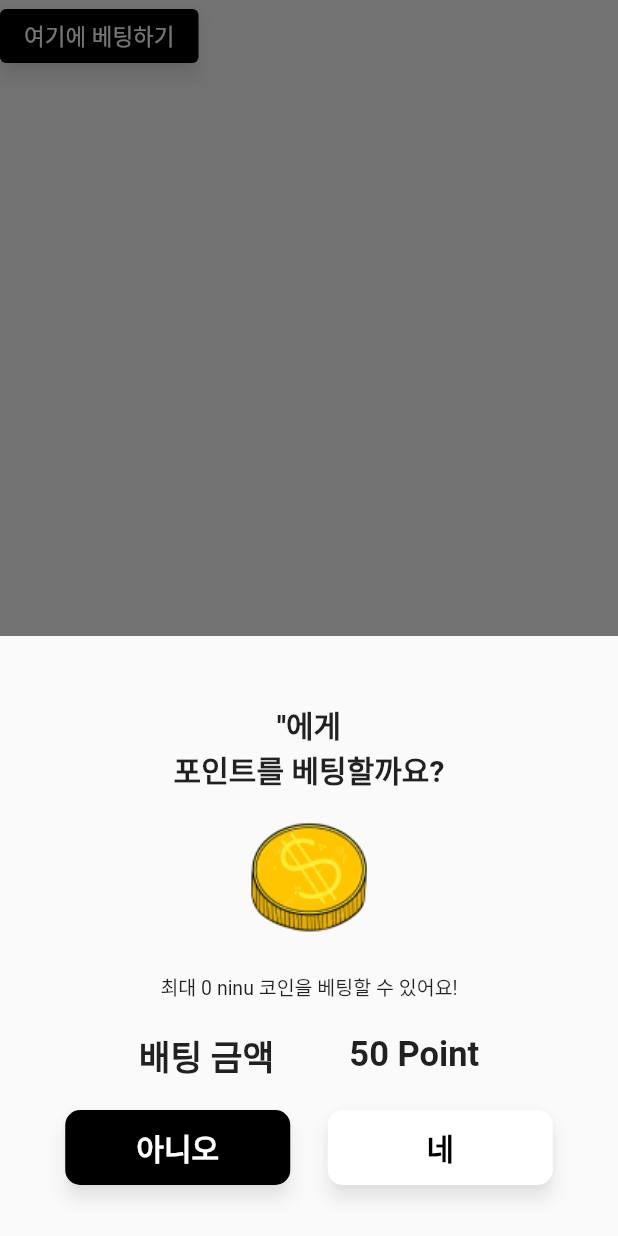
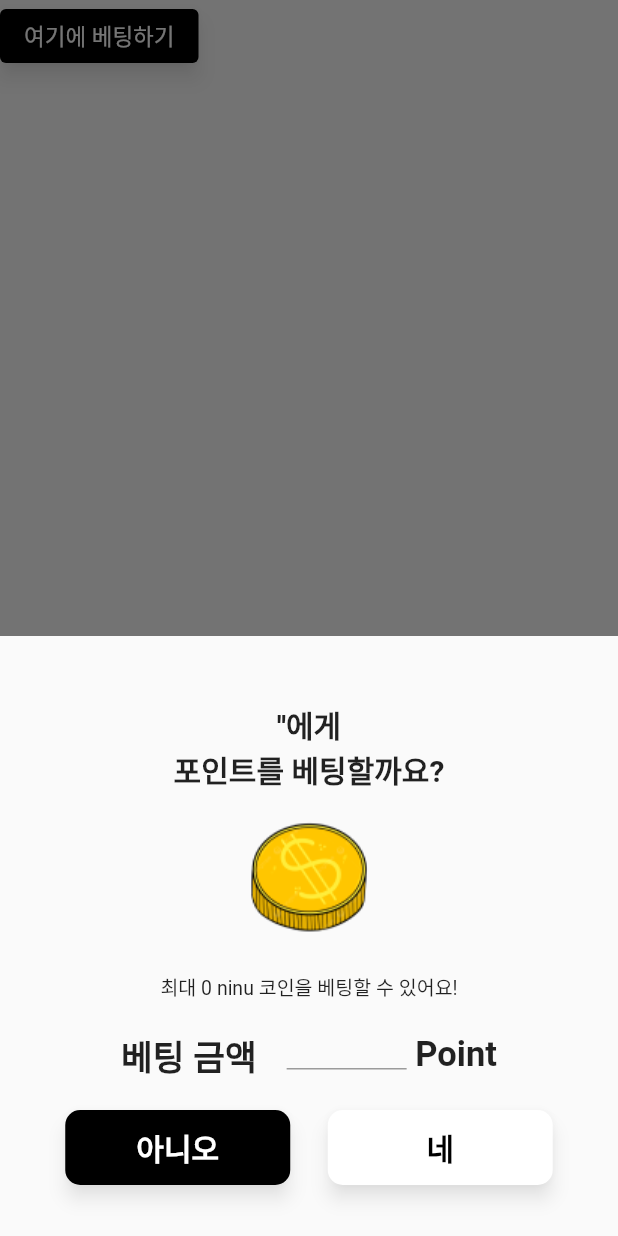
Before and after one commit to Ninucco/Ninucco, a Flutter app: the BettingPopupWidget widget shown alone on an empty page, opened directly with empty values, after a tap on "여기에 베팅하기", on a phone screen of 412 x 824 dp. Run offline on Flutter 3.47's test engine with Material 2 defaults, Android fonts, the phone set to English and light mode, and no system bars; our stand-ins replace image_picker, percent_indicator; missing offline and left inert: wrapped_korean_text; network calls fail.

Commit message:
:sparkles: 베팅 완료 알림 퍼블리

```diff
--- a/application/ninucco/lib/screens/battle/battle_detail_screen.dart
+++ b/application/ninucco/lib/screens/battle/battle_detail_screen.dart
@@ -98,7 +98,7 @@ class _BattleDetailScreenState extends State<BattleDetailScreen> {
                               memberId: widget.memberBId,
                               nickname: widget.memberBNickname,
                               profileImage: widget.memberBImage,
-                              ratio: widget.ratioA,
+                              ratio: widget.ratioB,
                             ),
                           ],
                         ),
@@ -219,6 +219,7 @@ class _BattleDetailScreenState extends State<BattleDetailScreen> {
       ),
     );
   }
+}
 
 ListView makeList(AsyncSnapshot<List<BattleCommentInfoModel>> snapshot) {
   return ListView.separated(
@@ -238,4 +239,3 @@ class _BattleDetailScreenState extends State<BattleDetailScreen> {
     separatorBuilder: (context, index) => const SizedBox(width: 40),
   );
 }
-}
--- a/application/ninucco/lib/widgets/battle/battle_member_widget.dart
+++ b/application/ninucco/lib/widgets/battle/battle_member_widget.dart
@@ -102,7 +102,8 @@ class BattleMemberWidget extends StatelessWidget {
               const SizedBox(
                 height: 5,
               ),
-              Row(
+              SingleChildScrollView(
+                child: Row(
                   mainAxisAlignment: MainAxisAlignment.end,
                   children: [
                     BettingPopupWidget(
@@ -112,6 +113,7 @@ class BattleMemberWidget extends StatelessWidget {
                     ),
                   ],
                 ),
+              ),
             ],
           ),
         ),
--- a/application/ninucco/lib/widgets/betting/betting_popup_widget.dart
+++ b/application/ninucco/lib/widgets/betting/betting_popup_widget.dart
@@ -16,10 +16,14 @@ class BettingPopupWidget extends StatelessWidget {
     return ElevatedButton(
       onPressed: () {
         showModalBottomSheet(
+          isScrollControlled: true,
           useRootNavigator: true,
           context: context,
           builder: (BuildContext context) {
-            return Container(
+            return Padding(
+              padding: EdgeInsets.only(
+                  bottom: MediaQuery.of(context).viewInsets.bottom),
+              child: Container(
                 height: 400,
                 padding: const EdgeInsets.all(
                   30,
@@ -70,17 +74,29 @@ class BettingPopupWidget extends StatelessWidget {
                       mainAxisAlignment: MainAxisAlignment.center,
                       children: [
                         Text(
-                        "배팅 금액",
+                          "베팅 금액",
                           style: TextStyle(
                             fontSize: 23,
                             fontWeight: FontWeight.bold,
                           ),
                         ),
                         SizedBox(
-                        width: 50,
+                          width: 20,
+                        ),
+                        SizedBox(
+                          width: 80,
+                          height: 20,
+                          child: TextField(
+                            textAlign: TextAlign.center,
+                            showCursor: true,
+                            style: TextStyle(
+                              fontSize: 20,
+                              fontWeight: FontWeight.bold,
+                            ),
+                          ),
                         ),
                         Text(
-                        "50 Point",
+                          " Point",
                           style: TextStyle(
                             fontSize: 23,
                             fontWeight: FontWeight.bold,
@@ -113,7 +129,39 @@ class BettingPopupWidget extends StatelessWidget {
                                 fontWeight: FontWeight.bold,
                               ),
                             ),
-                          onPressed: () => Navigator.pop(context),
+                            onPressed: () => {
+                              Navigator.pop(context),
+                              showDialog<String>(
+                                context: context,
+                                builder: (BuildContext context) => AlertDialog(
+                                  title: const Row(
+                                    mainAxisAlignment: MainAxisAlignment.center,
+                                    children: [
+                                      Text(
+                                        '베팅을 취소했어요',
+                                        style: TextStyle(
+                                          fontWeight: FontWeight.bold,
+                                          color: Colors.black,
+                                        ),
+                                      ),
+                                    ],
+                                  ),
+                                  actions: <Widget>[
+                                    TextButton(
+                                      onPressed: () =>
+                                          Navigator.pop(context, '네!'),
+                                      child: const Text(
+                                        '네!',
+                                        style: TextStyle(
+                                          fontWeight: FontWeight.bold,
+                                          fontSize: 20,
+                                        ),
+                                      ),
+                                    ),
+                                  ],
+                                ),
+                              ),
+                            },
                           ),
                         ),
                         const SizedBox(
@@ -139,12 +187,45 @@ class BettingPopupWidget extends StatelessWidget {
                                 fontWeight: FontWeight.bold,
                               ),
                             ),
-                          onPressed: () => Navigator.pop(context),
+                            onPressed: () => {
+                              Navigator.pop(context),
+                              showDialog<String>(
+                                context: context,
+                                builder: (BuildContext context) => AlertDialog(
+                                  title: const Row(
+                                    mainAxisAlignment: MainAxisAlignment.center,
+                                    children: [
+                                      Text(
+                                        '베팅이 완료됐어요',
+                                        style: TextStyle(
+                                          fontWeight: FontWeight.bold,
+                                          color: Colors.black,
+                                        ),
+                                      ),
+                                    ],
+                                  ),
+                                  actions: <Widget>[
+                                    TextButton(
+                                      onPressed: () =>
+                                          Navigator.pop(context, '야호!'),
+                                      child: const Text(
+                                        '야호!',
+                                        style: TextStyle(
+                                          fontWeight: FontWeight.bold,
+                                          fontSize: 20,
+                                        ),
+                                      ),
+                                    ),
+                                  ],
+                                ),
+                              ),
+                            },
                           ),
                         ),
                       ],
                     ),
                   ],
+                ),
               ),
             );
           },
```
Lines whose indentation alone changed are shown as unchanged.
